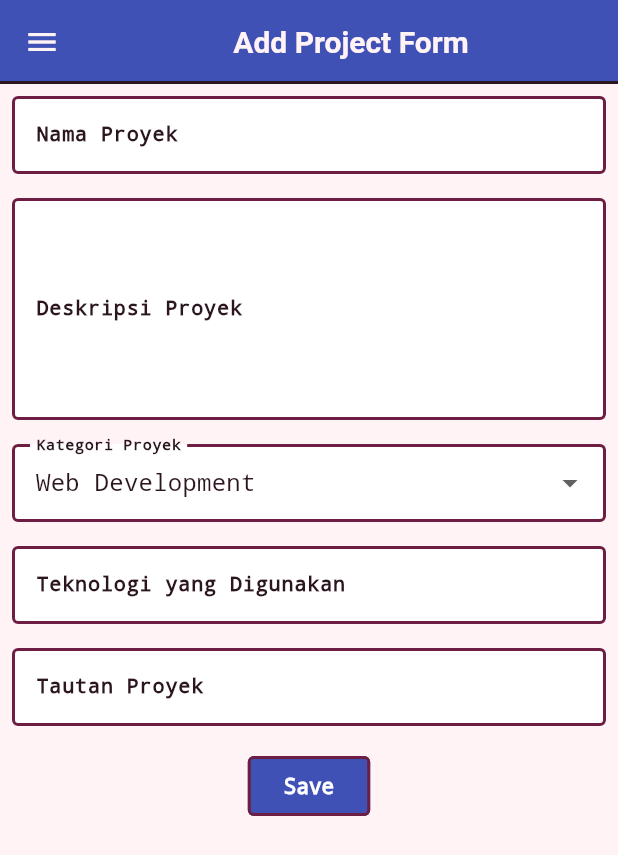
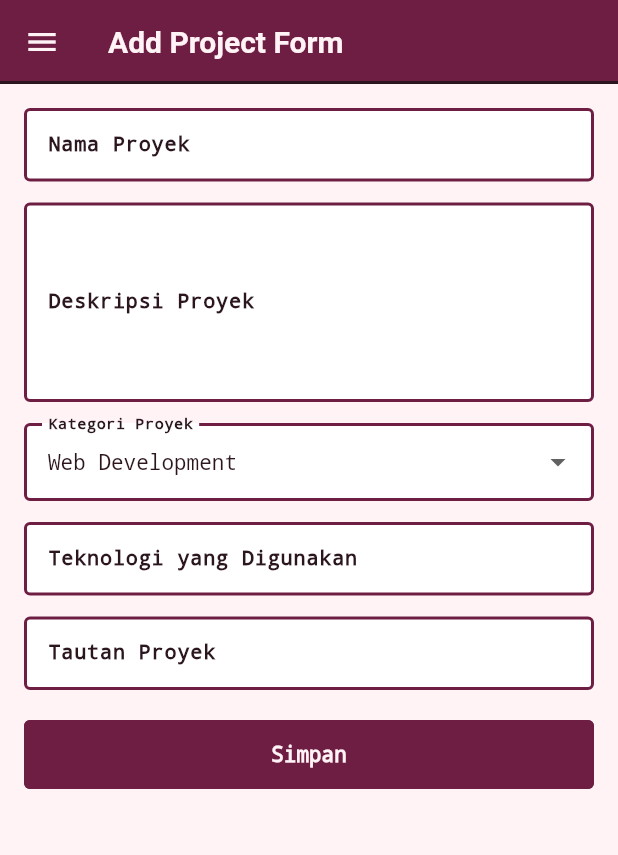
Before and after one commit to niaishere-code/myportofolio_mobile, a Flutter app: the screen it shows after launch, in the side drawer, after a tap on "Add Project", on a phone screen of 412 x 824 dp. Shown: the top 855 px of the screen. Run offline on Flutter 3.47's test engine with Material 3 defaults, Android fonts, the phone set to English and light mode, and no system bars; Roboto replaces fonts that are missing (Space Grotesk).

Commit message:
feat(project-form): add full input validation and align styling with PortfolioTheme

```diff
--- a/lib/screens/project_form.dart
+++ b/lib/screens/project_form.dart
@@ -1,4 +1,5 @@
 import 'package:flutter/material.dart';
+import 'package:myportofolio_mobile/theme/portfolio_theme.dart';
 import 'package:myportofolio_mobile/widgets/left_drawer.dart';
 
 class ProjectFormPage extends StatefulWidget {
@@ -13,7 +14,7 @@ class _ProjectFormPageState extends State<ProjectFormPage> {
 
   String _projectName = "";
   String _description = "";
-  String _category = "Web Development"; // default
+  String _category = "Web Development";
   String _technologies = "";
   String _projectLink = "";
 
@@ -29,31 +30,24 @@ class _ProjectFormPageState extends State<ProjectFormPage> {
   Widget build(BuildContext context) {
     return Scaffold(
       appBar: AppBar(
-        title: const Center(
-          child: Text(
-            'Add Project Form',
-          ),
-        ),
-        backgroundColor: Colors.indigo,
-        foregroundColor: Colors.white,
+        title: const Text('Add Project Form'),
       ),
       drawer: const LeftDrawer(),
       body: Form(
         key: _formKey,
         child: SingleChildScrollView(
+          padding: const EdgeInsets.all(16.0),
           child: Column(
-            crossAxisAlignment: CrossAxisAlignment.start,
+            crossAxisAlignment: CrossAxisAlignment.stretch,
             children: [
               // === Project Name ===
               Padding(
-                padding: const EdgeInsets.all(8.0),
+                padding: const EdgeInsets.only(bottom: 14.0),
                 child: TextFormField(
-                  decoration: InputDecoration(
+                  style: PortfolioTheme.monoStyle(fontSize: 14),
+                  decoration: const InputDecoration(
                     hintText: "Nama Proyek",
                     labelText: "Nama Proyek",
-                    border: OutlineInputBorder(
-                      borderRadius: BorderRadius.circular(5.0),
-                    ),
                   ),
                   onChanged: (String? value) {
                     setState(() {
@@ -64,6 +58,9 @@ class _ProjectFormPageState extends State<ProjectFormPage> {
                     if (value == null || value.trim().isEmpty) {
                       return "Nama proyek tidak boleh kosong!";
                     }
+                    if (value.trim().length < 3) {
+                      return "Nama proyek minimal terdiri dari 3 karakter!";
+                    }
                     return null;
                   },
                 ),
@@ -71,15 +68,13 @@ class _ProjectFormPageState extends State<ProjectFormPage> {
 
               // === Description ===
               Padding(
-                padding: const EdgeInsets.all(8.0),
+                padding: const EdgeInsets.only(bottom: 14.0),
                 child: TextFormField(
                   maxLines: 5,
-                  decoration: InputDecoration(
+                  style: PortfolioTheme.monoStyle(fontSize: 14),
+                  decoration: const InputDecoration(
                     hintText: "Deskripsi Proyek",
                     labelText: "Deskripsi Proyek",
-                    border: OutlineInputBorder(
-                      borderRadius: BorderRadius.circular(5.0),
-                    ),
                   ),
                   onChanged: (String? value) {
                     setState(() {
@@ -90,6 +85,9 @@ class _ProjectFormPageState extends State<ProjectFormPage> {
                     if (value == null || value.trim().isEmpty) {
                       return "Deskripsi proyek tidak boleh kosong!";
                     }
+                    if (value.trim().length < 10) {
+                      return "Deskripsi proyek minimal terdiri dari 10 karakter!";
+                    }
                     return null;
                   },
                 ),
@@ -97,13 +95,12 @@ class _ProjectFormPageState extends State<ProjectFormPage> {
 
               // === Category ===
               Padding(
-                padding: const EdgeInsets.all(8.0),
+                padding: const EdgeInsets.only(bottom: 14.0),
                 child: DropdownButtonFormField<String>(
-                  decoration: InputDecoration(
+                  style: PortfolioTheme.monoStyle(fontSize: 14),
+                  dropdownColor: PortfolioTheme.card,
+                  decoration: const InputDecoration(
                     labelText: "Kategori Proyek",
-                    border: OutlineInputBorder(
-                      borderRadius: BorderRadius.circular(5.0),
-                    ),
                   ),
                   initialValue: _category,
                   items: _categories
@@ -117,57 +114,73 @@ class _ProjectFormPageState extends State<ProjectFormPage> {
                       _category = newValue!;
                     });
                   },
+                  validator: (String? value) {
+                    if (value == null || value.trim().isEmpty) {
+                      return "Kategori proyek tidak boleh kosong!";
+                    }
+                    return null;
+                  },
                 ),
               ),
 
               // === Technologies ===
               Padding(
-                padding: const EdgeInsets.all(8.0),
+                padding: const EdgeInsets.only(bottom: 14.0),
                 child: TextFormField(
-                  decoration: InputDecoration(
+                  style: PortfolioTheme.monoStyle(fontSize: 14),
+                  decoration: const InputDecoration(
                     hintText: "Contoh: Flutter, Django, Figma",
                     labelText: "Teknologi yang Digunakan",
-                    border: OutlineInputBorder(
-                      borderRadius: BorderRadius.circular(5.0),
-                    ),
                   ),
                   onChanged: (String? value) {
                     setState(() {
                       _technologies = value!;
                     });
                   },
+                  validator: (String? value) {
+                    if (value == null || value.trim().isEmpty) {
+                      return "Teknologi yang digunakan tidak boleh kosong!";
+                    }
+                    return null;
+                  },
                 ),
               ),
 
               // === Project Link ===
               Padding(
-                padding: const EdgeInsets.all(8.0),
+                padding: const EdgeInsets.only(bottom: 20.0),
                 child: TextFormField(
-                  decoration: InputDecoration(
-                    hintText: "URL Proyek (opsional)",
+                  keyboardType: TextInputType.url,
+                  style: PortfolioTheme.monoStyle(fontSize: 14),
+                  decoration: const InputDecoration(
+                    hintText: "Contoh: https://github.com/niaishere-code/project",
                     labelText: "Tautan Proyek",
-                    border: OutlineInputBorder(
-                      borderRadius: BorderRadius.circular(5.0),
-                    ),
                   ),
                   onChanged: (String? value) {
                     setState(() {
                       _projectLink = value!;
                     });
                   },
+                  validator: (String? value) {
+                    if (value == null || value.trim().isEmpty) {
+                      return "Tautan proyek tidak boleh kosong!";
+                    }
+                    final uri = Uri.tryParse(value.trim());
+                    if (uri == null ||
+                        !uri.hasAuthority ||
+                        uri.host.isEmpty ||
+                        (uri.scheme != 'http' && uri.scheme != 'https')) {
+                      return "Masukkan tautan URL yang valid (diawali http:// atau https://)!";
+                    }
+                    return null;
+                  },
                 ),
               ),
 
               // === Tombol Simpan ===
-              Align(
-                alignment: Alignment.bottomCenter,
-                child: Padding(
-                  padding: const EdgeInsets.all(8.0),
+              SizedBox(
+                height: 46,
                 child: ElevatedButton(
-                    style: ButtonStyle(
-                      backgroundColor:
-                          WidgetStateProperty.all(Colors.indigo),
-                    ),
                   onPressed: () {
                     if (_formKey.currentState!.validate()) {
                       showDialog(
@@ -178,11 +191,16 @@ class _ProjectFormPageState extends State<ProjectFormPage> {
                             content: SingleChildScrollView(
                               child: Column(
                                 crossAxisAlignment: CrossAxisAlignment.start,
+                                mainAxisSize: MainAxisSize.min,
                                 children: [
                                   Text('Nama Proyek: $_projectName'),
+                                  const SizedBox(height: 4),
                                   Text('Deskripsi: $_description'),
+                                  const SizedBox(height: 4),
                                   Text('Kategori: $_category'),
+                                  const SizedBox(height: 4),
                                   Text('Teknologi: $_technologies'),
+                                  const SizedBox(height: 4),
                                   Text('Tautan: $_projectLink'),
                                 ],
                               ),
@@ -193,6 +211,13 @@ class _ProjectFormPageState extends State<ProjectFormPage> {
                                 onPressed: () {
                                   Navigator.pop(context);
                                   _formKey.currentState!.reset();
+                                  setState(() {
+                                    _projectName = "";
+                                    _description = "";
+                                    _category = "Web Development";
+                                    _technologies = "";
+                                    _projectLink = "";
+                                  });
                                 },
                               ),
                             ],
@@ -201,11 +226,7 @@ class _ProjectFormPageState extends State<ProjectFormPage> {
                       );
                     }
                   },
-                    child: const Text(
-                      "Save",
-                      style: TextStyle(color: Colors.white),
-                    ),
-                  ),
+                  child: const Text("Simpan"),
                 ),
               ),
             ],
```
Lines whose indentation alone changed are shown as unchanged.
